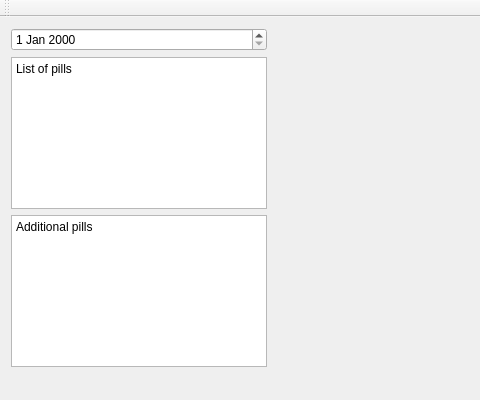
First picture: the form in pill_app/pill_app.ui, repository andr0meda727/pill_app, before the edit; both pictures show x 0 to 480 and y 0 to 400 of the 832 by 400 pixel window.
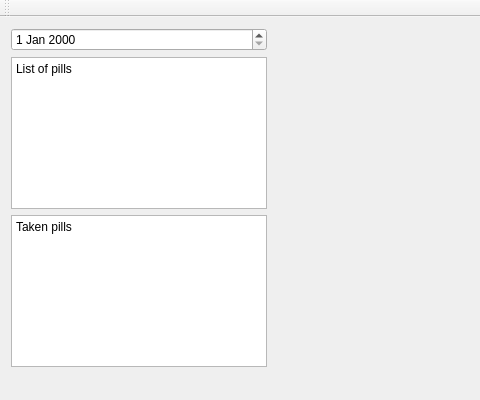
Second picture: the form after the edit.

Commit message: added pill methods and modified getting list from specified data so it returns list instead of string

Patch:
```diff
--- a/pill_app/pill_app.ui
+++ b/pill_app/pill_app.ui
@@ -44,7 +44,7 @@
 li.unchecked::marker { content: &quot;\2610&quot;; }
 li.checked::marker { content: &quot;\2612&quot;; }
 &lt;/style&gt;&lt;/head&gt;&lt;body style=&quot; font-family:'Segoe UI'; font-size:9pt; font-weight:400; font-style:normal;&quot;&gt;
-&lt;p style=&quot; margin-top:0px; margin-bottom:0px; margin-left:0px; margin-right:0px; -qt-block-indent:0; text-indent:0px;&quot;&gt;Additional pills&lt;/p&gt;&lt;/body&gt;&lt;/html&gt;</string>
+&lt;p style=&quot; margin-top:0px; margin-bottom:0px; margin-left:0px; margin-right:0px; -qt-block-indent:0; text-indent:0px;&quot;&gt;Taken pills&lt;/p&gt;&lt;/body&gt;&lt;/html&gt;</string>
         </property>
        </widget>
       </item>
```
Left out of the diff: 2 changed lines with no effect on the pictures. The commit also changes 4 other files.
